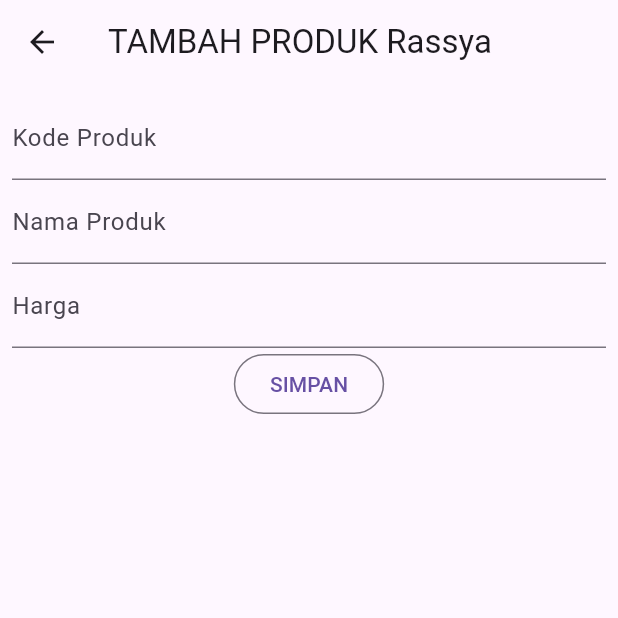
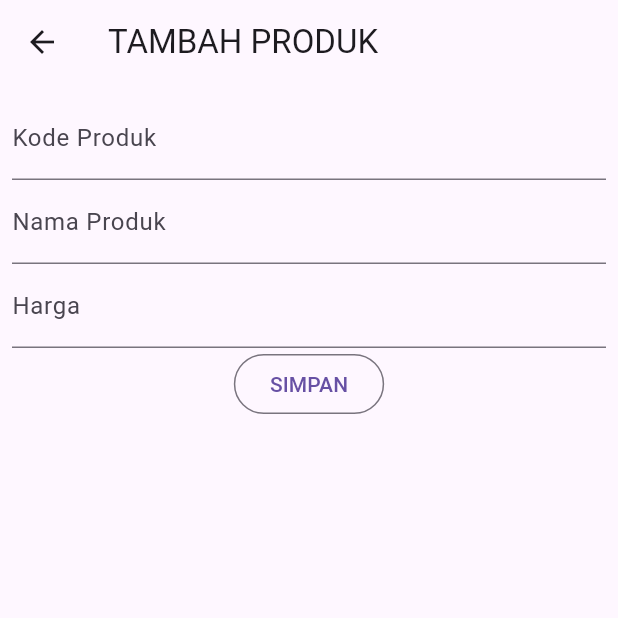
Before and after one commit to afnanbaihaqii/Lab4Mobile_M-Afnan-Baihaqi_ShiftB, a Flutter app: the ProdukForm screen opened directly, on a phone screen of 412 x 824 dp, the top half of it. Run offline on Flutter 3.47's test engine with Material 3 defaults, Android fonts, the phone set to English and light mode, and no system bars; our stand-ins replace shared_preferences; accounts and stored records are empty.

Commit message:
Update produk_form.dart

```diff
--- a/lib/ui/produk_form.dart
+++ b/lib/ui/produk_form.dart
@@ -32,14 +32,14 @@ class _ProdukFormState extends State<ProdukForm> {
   isUpdate() {
     if (widget.produk != null) {
       setState(() {
-        judul = "UBAH PRODUK Rassya";
+        judul = "UBAH PRODUK";
         tombolSubmit = "UBAH";
         _kodeProdukTextboxController.text = widget.produk!.kodeProduk!;
         _namaProdukTextboxController.text = widget.produk!.namaProduk!;
         _hargaProdukTextboxController.text = widget.produk!.hargaProduk.toString();
       });
     } else {
-      judul = "TAMBAH PRODUK Rassya";
+      judul = "TAMBAH PRODUK";
       tombolSubmit = "SIMPAN";
     }
   }
```
